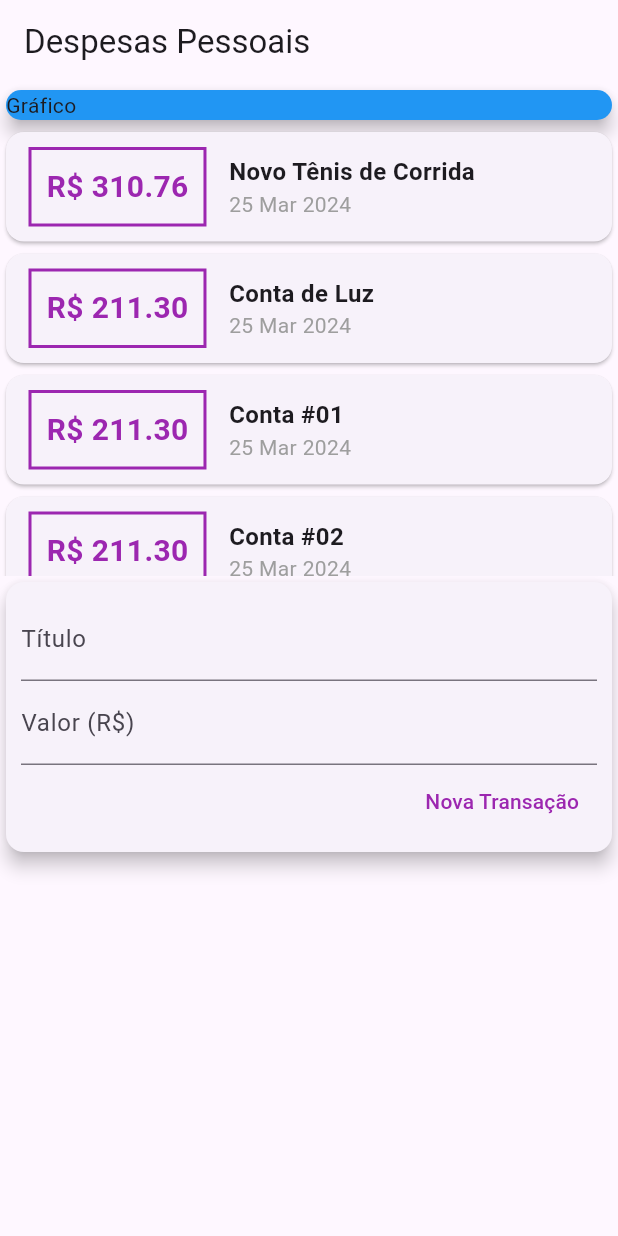
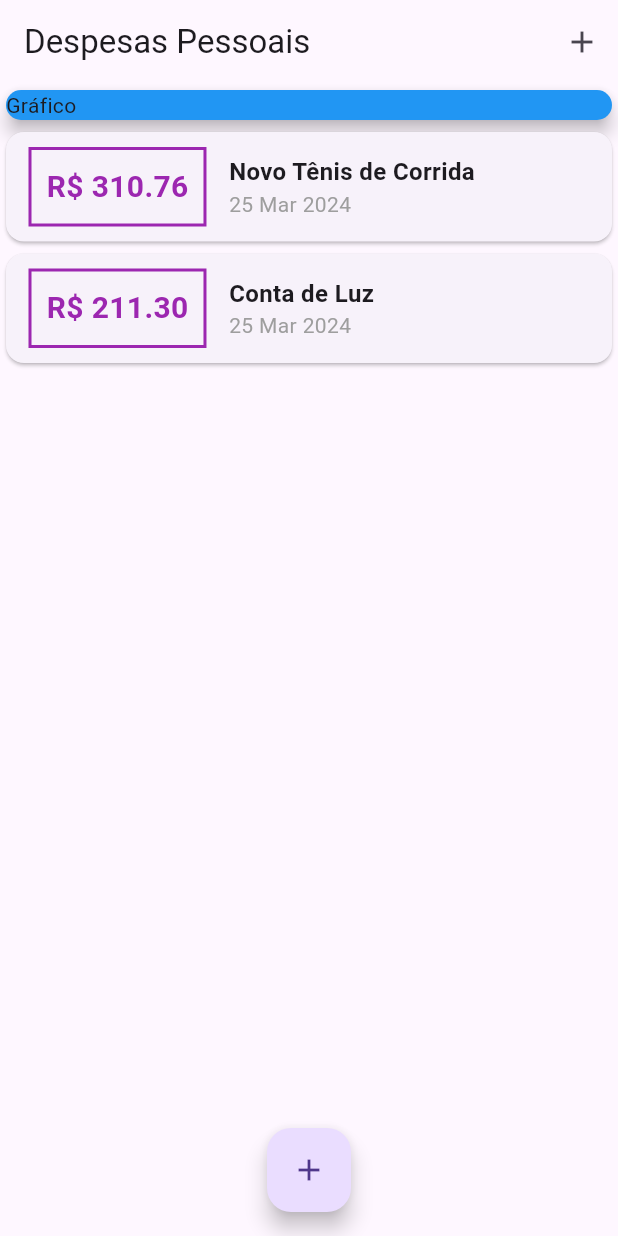
Before and after one commit to JoseVictorMarques/expenses, a Flutter app: the screen it shows after launch, on a phone screen of 412 x 824 dp. Run offline on Flutter 3.47's test engine with Material 3 defaults, Android fonts, the phone set to English and light mode, and no system bars.

Commit message:
adding transactional modal

```diff
--- a/lib/components/transaction_user.dart
+++ /dev/null
@@ -1,76 +0,0 @@
-import 'package:flutter/material.dart';
-import 'dart:math';
-import 'transaction_form.dart';
-import 'transaction_list.dart';
-import '../models/transaction.dart';
-
-class TransactionUser extends StatefulWidget {
-  const TransactionUser({Key? key}) : super(key: key);
-
-  @override
-  State<TransactionUser> createState() => _TransactionUserState();
-}
-
-class _TransactionUserState extends State<TransactionUser> {
-  final _transactions = [
-    Transaction(
-      id: 't1',
-      title: 'Novo Tênis de Corrida',
-      value: 310.76,
-      date: DateTime.now(),
-    ),
-    Transaction(
-      id: 't2',
-      title: 'Conta de Luz',
-      value: 211.30,
-      date: DateTime.now(),
-    ),
-    Transaction(
-      id: 't20',
-      title: 'Conta #01',
-      value: 211.30,
-      date: DateTime.now(),
-    ),
-    Transaction(
-      id: 't3',
-      title: 'Conta #02',
-      value: 211.30,
-      date: DateTime.now(),
-    ),
-    Transaction(
-      id: 't4',
-      title: 'Conta #03',
-      value: 211.30,
-      date: DateTime.now(),
-    ),
-    Transaction(
-      id: 't5',
-      title: 'Conta #04',
-      value: 211.30,
-      date: DateTime.now(),
-    ),
-  ];
-
-  _addTransaction(String title, double value) {
-    final newTransaction = Transaction(
-      id: Random().nextDouble().toString(),
-      title: title,
-      value: value,
-      date: DateTime.now(),
-    );
-
-    setState(() {
-      _transactions.add(newTransaction);
-    });
-  }
-
-  @override
-  Widget build(BuildContext context) {
-    return Column(
-      children: [
-        TransactionList(_transactions),
-        TransactionForm(_addTransaction),
-      ],
-    );
-  }
-}
--- a/lib/main.dart
+++ b/lib/main.dart
@@ -1,5 +1,9 @@
+import 'package:expenses/components/transaction_form.dart';
 import 'package:flutter/material.dart';
-import 'components/transaction_user.dart';
+import 'dart:math';
+import 'components/transaction_form.dart';
+import 'components/transaction_list.dart';
+import 'models/transaction.dart';
 
 main() => runApp(const ExpensesApp());
 
@@ -11,30 +15,83 @@ class ExpensesApp extends StatelessWidget {
   }
 }
 
-class MyHomePage extends StatelessWidget {
+class MyHomePage extends StatefulWidget {
   const MyHomePage({Key? key}) : super(key: key);
+
+  @override
+  State<MyHomePage> createState() => _MyHomePageState();
+}
+
+class _MyHomePageState extends State<MyHomePage> {
+  final _transactions = [
+    Transaction(
+      id: 't1',
+      title: 'Novo Tênis de Corrida',
+      value: 310.76,
+      date: DateTime.now(),
+    ),
+    Transaction(
+      id: 't2',
+      title: 'Conta de Luz',
+      value: 211.30,
+      date: DateTime.now(),
+    ),
+  ];
+
+  _addTransaction(String title, double value) {
+    final newTransaction = Transaction(
+      id: Random().nextDouble().toString(),
+      title: title,
+      value: value,
+      date: DateTime.now(),
+    );
+
+    setState(() {
+      _transactions.add(newTransaction);
+    });
+  }
+
+  _openTransactionFormModal(BuildContext context) {
+    showModalBottomSheet(
+      context: context,
+      builder: (_) {
+        return TransactionForm(_addTransaction);
+      },
+    );
+  }
 
   @override
   Widget build(BuildContext context) {
     return Scaffold(
       appBar: AppBar(
         title: const Text('Despesas Pessoais'),
+        actions: [
+          IconButton(
+            icon: const Icon(Icons.add),
+            onPressed: () => _openTransactionFormModal(context),
+          ),
+        ],
       ),
       body: SingleChildScrollView(
         child: Column(
           crossAxisAlignment: CrossAxisAlignment.stretch,
-          children: const [
-            SizedBox(
+          children: [
+            const SizedBox(
               child: Card(
                 color: Colors.blue,
                 child: Text('Gráfico'),
                 elevation: 5,
               ),
             ),
-            TransactionUser(),
+            TransactionList(_transactions),
           ],
         ),
       ),
+      floatingActionButton: FloatingActionButton(
+        child: const Icon(Icons.add),
+        onPressed: () => _openTransactionFormModal(context),
+      ),
+      floatingActionButtonLocation: FloatingActionButtonLocation.centerFloat,
     );
   }
 }
```
Also changed, not shown: lib/components/transaction_form.dart (+25 -8 lines).
